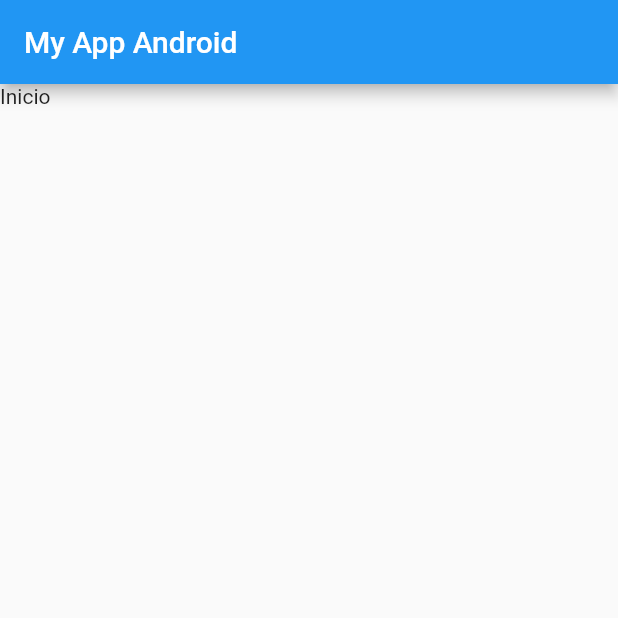
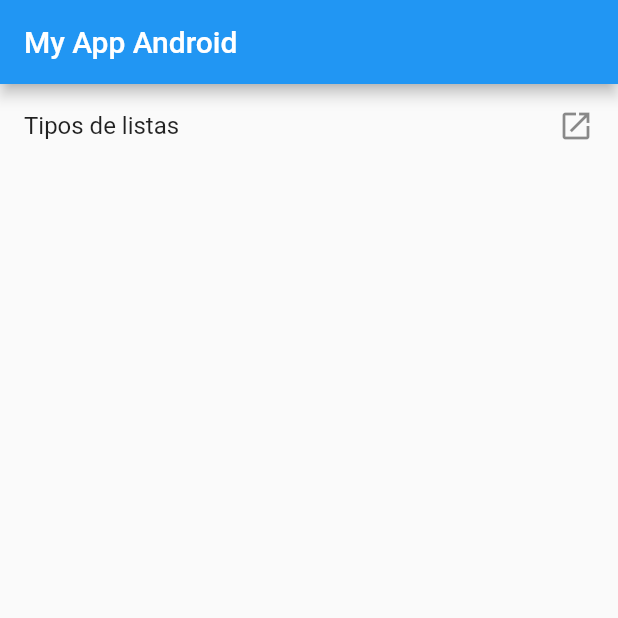
Before and after one commit to rafaelmad97/Practicas-2Flutter, a Flutter app: the screen it shows after launch, on a phone screen of 412 x 824 dp, the top half of it. Run offline on Flutter 3.47's test engine with Material 2 defaults, Android fonts, the phone set to English and light mode, and no system bars.

Commit message:
se implementaron las primeras opciones en el homepage

```diff
--- a/lib/pages/Home.dart
+++ b/lib/pages/Home.dart
@@ -1,13 +1,22 @@
 import 'package:flutter/material.dart';
 
 class HomePage extends StatelessWidget {
+  final opciones = ["Tipos de listas"];
+
   @override
   Widget build(BuildContext context) {
     return Scaffold(
       appBar: AppBar(
         title: const Text("My App Android"),
       ),
-      body: const Text("Inicio"),
+      body: ListView.separated(
+          itemBuilder: (__, index) => ListTile(
+                title: Text(opciones[index]),
+                onTap: () {},
+                trailing: const Icon(Icons.open_in_new),
+              ),
+          separatorBuilder: (__, index) => const Divider(),
+          itemCount: opciones.length),
     );
   }
 }
```
